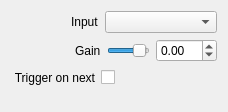
Above: src/Widgets/Inspector/Atem/InspectorAtemAudioGainWidget.ui from CasparCG/client before the change. Below: the same form after it.
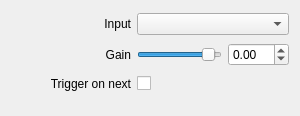
That is the form after the change.

Commit message: Simplify layout of inspector widgets

```diff
--- a/src/Widgets/Inspector/Atem/InspectorAtemAudioGainWidget.ui
+++ b/src/Widgets/Inspector/Atem/InspectorAtemAudioGainWidget.ui
@@ -6,8 +6,8 @@
    <rect>
     <x>0</x>
     <y>0</y>
-    <width>228</width>
-    <height>112</height>
+    <width>300</width>
+    <height>116</height>
    </rect>
   </property>
   <property name="sizePolicy">
@@ -16,33 +16,43 @@
     <verstretch>0</verstretch>
    </sizepolicy>
   </property>
-  <layout class="QVBoxLayout" name="verticalLayout">
-   <item>
-    <layout class="QHBoxLayout" name="horizontalLayoutInput">
-     <item>
-      <spacer name="horizontalSpacerInput">
-       <property name="orientation">
-        <enum>Qt::Horizontal</enum>
-       </property>
-       <property name="sizeType">
-        <enum>QSizePolicy::Fixed</enum>
-       </property>
-       <property name="sizeHint" stdset="0">
+  <layout class="QGridLayout" name="gridLayout">
+   <property name="bottomMargin">
+    <number>20</number>
+   </property>
+   <item row="1" column="0">
+    <widget class="QLabel" name="labelGain">
+     <property name="minimumSize">
         <size>
-         <width>60</width>
-         <height>20</height>
-        </size>
-       </property>
-      </spacer>
-     </item>
-     <item>
+       <width>120</width>
+       <height>0</height>
+      </size>
+     </property>
+     <property name="text">
+      <string>Gain</string>
+     </property>
+     <property name="alignment">
+      <set>Qt::AlignRight|Qt::AlignTrailing|Qt::AlignVCenter</set>
+     </property>
+    </widget>
+   </item>
+   <item row="0" column="0">
       <widget class="QLabel" name="labelInput">
+     <property name="minimumSize">
+      <size>
+       <width>120</width>
+       <height>0</height>
+      </size>
+     </property>
        <property name="text">
         <string>Input</string>
        </property>
-      </widget>
-     </item>
-     <item>
+     <property name="alignment">
+      <set>Qt::AlignRight|Qt::AlignTrailing|Qt::AlignVCenter</set>
+     </property>
+    </widget>
+   </item>
+   <item row="0" column="1" colspan="2">
       <widget class="QComboBox" name="comboBoxInput">
        <property name="sizePolicy">
         <sizepolicy hsizetype="Expanding" vsizetype="Fixed">
@@ -52,53 +62,7 @@
        </property>
       </widget>
      </item>
-    </layout>
-   </item>
-   <item>
-    <layout class="QHBoxLayout" name="horizontalLayoutGain">
-     <item>
-      <spacer name="horizontalSpacerGain">
-       <property name="orientation">
-        <enum>Qt::Horizontal</enum>
-       </property>
-       <property name="sizeType">
-        <enum>QSizePolicy::Fixed</enum>
-       </property>
-       <property name="sizeHint" stdset="0">
-        <size>
-         <width>64</width>
-         <height>20</height>
-        </size>
-       </property>
-      </spacer>
-     </item>
-     <item>
-      <widget class="QLabel" name="labelGain">
-       <property name="text">
-        <string>Gain</string>
-       </property>
-      </widget>
-     </item>
-     <item>
-      <widget class="QSlider" name="sliderGain">
-       <property name="minimum">
-        <number>-6000</number>
-       </property>
-       <property name="maximum">
-        <number>600</number>
-       </property>
-       <property name="singleStep">
-        <number>100</number>
-       </property>
-       <property name="pageStep">
-        <number>100</number>
-       </property>
-       <property name="orientation">
-        <enum>Qt::Horizontal</enum>
-       </property>
-      </widget>
-     </item>
-     <item>
+   <item row="1" column="2">
       <widget class="QDoubleSpinBox" name="doubleSpinBoxGain">
        <property name="minimum">
         <double>-60.000000000000000</double>
@@ -111,28 +75,33 @@
        </property>
       </widget>
      </item>
-    </layout>
-   </item>
-   <item>
-    <layout class="QHBoxLayout" name="horizontalLayoutTriggerOnNext">
-     <item>
-      <spacer name="horizontalSpacerTriggerOnNext1">
+   <item row="1" column="1">
+    <widget class="QSlider" name="sliderGain">
+     <property name="minimum">
+      <number>-6000</number>
+     </property>
+     <property name="maximum">
+      <number>600</number>
+     </property>
+     <property name="singleStep">
+      <number>100</number>
+     </property>
+     <property name="pageStep">
+      <number>100</number>
+     </property>
        <property name="orientation">
         <enum>Qt::Horizontal</enum>
        </property>
-       <property name="sizeType">
-        <enum>QSizePolicy::Fixed</enum>
-       </property>
-       <property name="sizeHint" stdset="0">
-        <size>
-         <width>2</width>
-         <height>20</height>
-        </size>
-       </property>
-      </spacer>
-     </item>
-     <item>
+    </widget>
+   </item>
+   <item row="2" column="0">
       <widget class="QLabel" name="labelTriggerOnNext">
+     <property name="minimumSize">
+      <size>
+       <width>120</width>
+       <height>0</height>
+      </size>
+     </property>
        <property name="text">
         <string>Trigger on next</string>
        </property>
@@ -141,6 +110,8 @@
        </property>
       </widget>
      </item>
+   <item row="2" column="1" colspan="2">
+    <layout class="QHBoxLayout" name="horizontalLayoutTriggerOnNext">
      <item>
       <widget class="QCheckBox" name="checkBoxTriggerOnNext">
        <property name="layoutDirection">
@@ -166,22 +137,6 @@
      </item>
     </layout>
    </item>
-   <item>
-    <spacer name="verticalSpacerInput">
-     <property name="orientation">
-      <enum>Qt::Vertical</enum>
-     </property>
-     <property name="sizeType">
-      <enum>QSizePolicy::Fixed</enum>
-     </property>
-     <property name="sizeHint" stdset="0">
-      <size>
-       <width>20</width>
-       <height>10</height>
-      </size>
-     </property>
-    </spacer>
-   </item>
   </layout>
  </widget>
  <resources/>
```
Left out of the diff: 6 changed lines with no effect on the pictures. Lines whose indentation alone changed are shown as unchanged. The commit also changes 58 other files.
